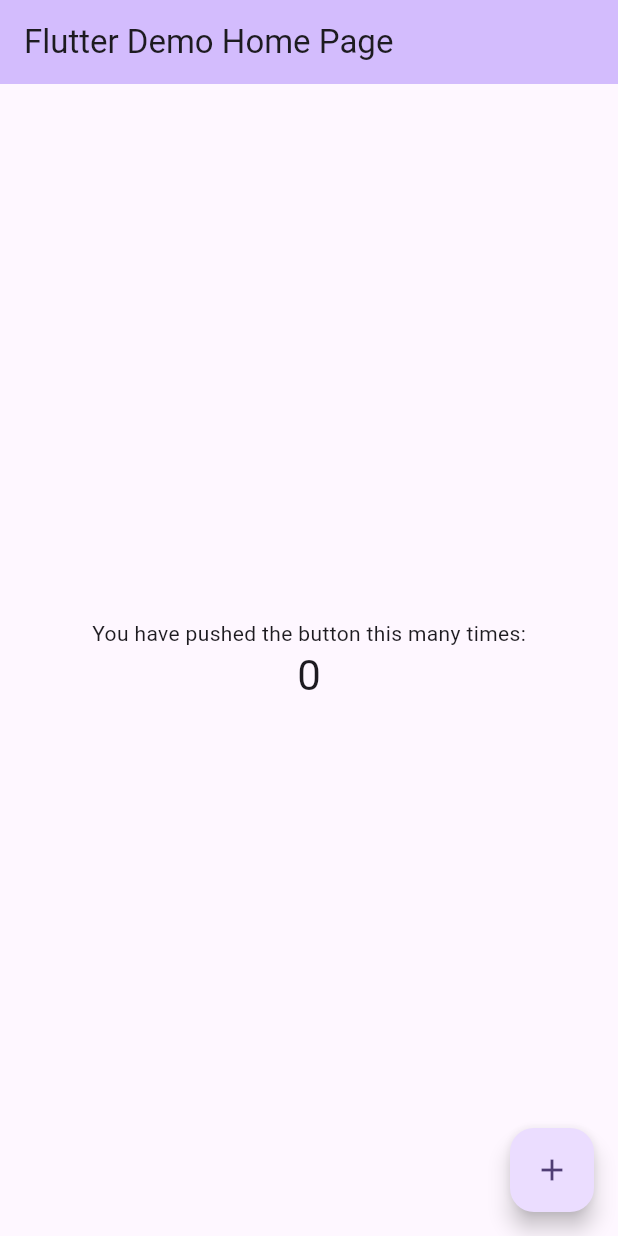
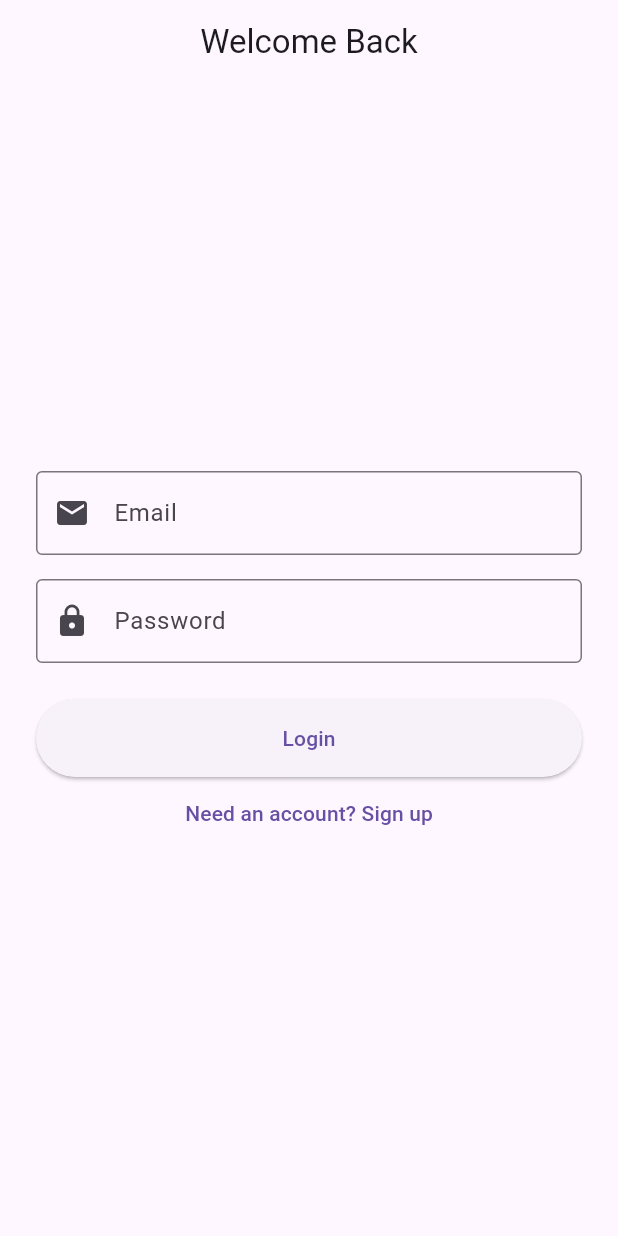
Before and after one commit to Vedant-Ag01/flutter-study-spaces, a Flutter app: the screen it shows after launch, on a phone screen of 412 x 824 dp. Run offline on Flutter 3.47's test engine with Material 3 defaults, Android fonts, the light colour scheme and no system bars; our stand-ins replace go_router, supabase_flutter; accounts and stored records are empty.

Commit message:
feat(auth): implement supabase authentication and go_router integration

```diff
--- a/lib/main.dart
+++ b/lib/main.dart
@@ -1,122 +1,45 @@
 import 'package:flutter/material.dart';
+import 'package:study_spaces/screens/login_screen.dart';
+import 'package:supabase_flutter/supabase_flutter.dart';
+import 'package:go_router/go_router.dart';
+import 'package:study_spaces/screens/login_screen.dart';
+import 'package:study_spaces/screens/spaces_screen.dart';
 
-void main() {
+Future<void> main() async {
+  WidgetsFlutterBinding.ensureInitialized();
+
+  // Supabase connection
+  await Supabase.initialize(
+    url: 'https://ouyxrjponhtmjrdnmojr.supabase.co',
+    anonKey:
+        'eyJhbGciOiJIUzI1NiIsInR5cCI6IkpXVCJ9.eyJpc3MiOiJzdXBhYmFzZSIsInJlZiI6Im91eXhyanBvbmh0bWpyZG5tb2pyIiwicm9sZSI6ImFub24iLCJpYXQiOjE3Nzg4NDU0NDMsImV4cCI6MjA5NDQyMTQ0M30.EshSlqq2h1H134-HAf1qVrTtZb8c9e5_zkstr5cTMRE',
+  );
+
   runApp(const MyApp());
 }
 
 class MyApp extends StatelessWidget {
   const MyApp({super.key});
 
-  // This widget is the root of your application.
   @override
   Widget build(BuildContext context) {
-    return MaterialApp(
-      title: 'Flutter Demo',
-      theme: ThemeData(
-        // This is the theme of your application.
-        //
-        // TRY THIS: Try running your application with "flutter run". You'll see
-        // the application has a purple toolbar. Then, without quitting the app,
-        // try changing the seedColor in the colorScheme below to Colors.green
-        // and then invoke "hot reload" (save your changes or press the "hot
-        // reload" button in a Flutter-supported IDE, or press "r" if you used
-        // the command line to start the app).
-        //
-        // Notice that the counter didn't reset back to zero; the application
-        // state is not lost during the reload. To reset the state, use hot
-        // restart instead.
-        //
-        // This works for code too, not just values: Most code changes can be
-        // tested with just a hot reload.
-        colorScheme: .fromSeed(seedColor: Colors.deepPurple),
-      ),
-      home: const MyHomePage(title: 'Flutter Demo Home Page'),
+    final router = GoRouter(
+      // Checking if they are already logged in when the app opens
+      initialLocation: Supabase.instance.client.auth.currentUser == null
+          ? '/login'
+          : '/spaces',
+      routes: [
+        GoRoute(
+          path: '/login',
+          builder: (context, state) => const LoginScreen(),
+        ),
+        GoRoute(
+          path: '/spaces',
+          builder: (context, state) => const SpacesScreen(),
+        ),
+      ],
     );
+
+    return MaterialApp.router(title: 'Study Spaces', routerConfig: router);
   }
 }
-
-class MyHomePage extends StatefulWidget {
-  const MyHomePage({super.key, required this.title});
-
-  // This widget is the home page of your application. It is stateful, meaning
-  // that it has a State object (defined below) that contains fields that affect
-  // how it looks.
-
-  // This class is the configuration for the state. It holds the values (in this
-  // case the title) provided by the parent (in this case the App widget) and
-  // used by the build method of the State. Fields in a Widget subclass are
-  // always marked "final".
-
-  final String title;
-
-  @override
-  State<MyHomePage> createState() => _MyHomePageState();
-}
-
-class _MyHomePageState extends State<MyHomePage> {
-  int _counter = 0;
-
-  void _incrementCounter() {
-    setState(() {
-      // This call to setState tells the Flutter framework that something has
-      // changed in this State, which causes it to rerun the build method below
-      // so that the display can reflect the updated values. If we changed
-      // _counter without calling setState(), then the build method would not be
-      // called again, and so nothing would appear to happen.
-      _counter++;
-    });
-  }
-
-  @override
-  Widget build(BuildContext context) {
-    // This method is rerun every time setState is called, for instance as done
-    // by the _incrementCounter method above.
-    //
-    // The Flutter framework has been optimized to make rerunning build methods
-    // fast, so that you can just rebuild anything that needs updating rather
-    // than having to individually change instances of widgets.
-    return Scaffold(
-      appBar: AppBar(
-        // TRY THIS: Try changing the color here to a specific color (to
-        // Colors.amber, perhaps?) and trigger a hot reload to see the AppBar
-        // change color while the other colors stay the same.
-        backgroundColor: Theme.of(context).colorScheme.inversePrimary,
-        // Here we take the value from the MyHomePage object that was created by
-        // the App.build method, and use it to set our appbar title.
-        title: Text(widget.title),
-      ),
-      body: Center(
-        // Center is a layout widget. It takes a single child and positions it
-        // in the middle of the parent.
-        child: Column(
-          // Column is also a layout widget. It takes a list of children and
-          // arranges them vertically. By default, it sizes itself to fit its
-          // children horizontally, and tries to be as tall as its parent.
-          //
-          // Column has various properties to control how it sizes itself and
-          // how it positions its children. Here we use mainAxisAlignment to
-          // center the children vertically; the main axis here is the vertical
-          // axis because Columns are vertical (the cross axis would be
-          // horizontal).
-          //
-          // TRY THIS: Invoke "debug painting" (choose the "Toggle Debug Paint"
-          // action in the IDE, or press "p" in the console), to see the
-          // wireframe for each widget.
-          mainAxisAlignment: .center,
-          children: [
-            const Text('You have pushed the button this many times:'),
-            Text(
-              '$_counter',
-              style: Theme.of(context).textTheme.headlineMedium,
-            ),
-          ],
-        ),
-      ),
-      floatingActionButton: FloatingActionButton(
-        onPressed: _incrementCounter,
-        tooltip: 'Increment',
-        child: const Icon(Icons.add),
-      ),
-    );
-  }
-}
--- /dev/null
+++ b/lib/screens/login_screen.dart
@@ -0,0 +1,140 @@
+import 'package:supabase_flutter/supabase_flutter.dart';
+import 'package:flutter/material.dart';
+
+class LoginScreen extends StatefulWidget {
+  const LoginScreen({super.key});
+
+  @override
+  State<LoginScreen> createState() => _LoginScreenState();
+}
+
+class _LoginScreenState extends State<LoginScreen> {
+  //controllers
+  final supabase = Supabase.instance.client;
+  final _emailController = TextEditingController();
+  final _passwordController = TextEditingController();
+
+  // toggle to switch between Login and Sign Up modes
+  bool _isLogin = true;
+
+  @override
+  void dispose() {
+    // prevent memory leaks
+    _emailController.dispose();
+    _passwordController.dispose();
+    super.dispose();
+  }
+
+  @override
+  Widget build(BuildContext context) {
+    return Scaffold(
+      appBar: AppBar(
+        title: Center(
+          child: Text(_isLogin ? 'Welcome Back' : 'Create Account'),
+        ),
+      ),
+      body: Padding(
+        padding: const EdgeInsets.all(24.0),
+        child: Column(
+          mainAxisAlignment: MainAxisAlignment.center,
+          crossAxisAlignment: CrossAxisAlignment.stretch,
+          children: [
+            // Email Field
+            TextFormField(
+              controller: _emailController,
+              decoration: const InputDecoration(
+                labelText: 'Email',
+                border: OutlineInputBorder(),
+                prefixIcon: Icon(Icons.email),
+              ),
+              keyboardType: TextInputType.emailAddress,
+            ),
+            const SizedBox(height: 16),
+
+            // Password Field
+            TextFormField(
+              controller: _passwordController,
+              decoration: const InputDecoration(
+                labelText: 'Password',
+                border: OutlineInputBorder(),
+                prefixIcon: Icon(Icons.lock),
+              ),
+              obscureText: true, // Hides password
+            ),
+            const SizedBox(height: 24),
+
+            // Submit Button
+            ElevatedButton(
+              onPressed: () async {
+                final email = _emailController.text.trim();
+                final password = _passwordController.text.trim();
+
+                try {
+                  if (_isLogin) {
+                    // LOGIN MODE
+                    await supabase.auth.signInWithPassword(
+                      email: email,
+                      password: password,
+                    );
+                    if (mounted) {
+                      ScaffoldMessenger.of(context).showSnackBar(
+                        const SnackBar(content: Text('Login Successful!')),
+                      );
+                    }
+                  } else {
+                    // SIGN UP MODE
+                    await supabase.auth.signUp(
+                      email: email,
+                      password: password,
+                    );
+                    if (mounted) {
+                      ScaffoldMessenger.of(context).showSnackBar(
+                        const SnackBar(
+                          content: Text(
+                            'Account Created! Check your email to verify (or check the dashboard).',
+                          ),
+                        ),
+                      );
+                    }
+                  }
+                } on AuthException catch (e) {
+                  // Catch Supabase-specific errors (like "password too short")
+                  if (mounted) {
+                    ScaffoldMessenger.of(context).showSnackBar(
+                      SnackBar(content: Text('Auth Error: ${e.message}')),
+                    );
+                  }
+                } catch (e) {
+                  // Catch any other weird errors
+                  if (mounted) {
+                    ScaffoldMessenger.of(
+                      context,
+                    ).showSnackBar(SnackBar(content: Text('Error: $e')));
+                  }
+                }
+              },
+              style: ElevatedButton.styleFrom(
+                padding: const EdgeInsets.symmetric(vertical: 16),
+              ),
+              child: Text(_isLogin ? 'Login' : 'Sign Up'),
+            ),
+
+            // Toggle Mode Button
+            TextButton(
+              onPressed: () {
+                setState(() {
+                  _isLogin = !_isLogin;
+                });
+              },
+              child: Text(
+                _isLogin
+                    ? 'Need an account? Sign up'
+                    : 'Already have an account? Login',
+              ),
+            ),
+          ],
+        ),
+      ),
+    );
+  }
+}
--- a/pubspec.yaml
+++ b/pubspec.yaml
@@ -34,6 +34,8 @@ dependencies:
   # The following adds the Cupertino Icons font to your application.
   # Use with the CupertinoIcons class for iOS style icons.
   cupertino_icons: ^1.0.8
+  supabase_flutter: ^2.12.4
+  go_router: ^17.2.3
 
 dev_dependencies:
   flutter_test:
```
Also changed, not shown: lib/screens/spaces_screen.dart (added, +28 -0 lines), pubspec.lock, 5 other files.
